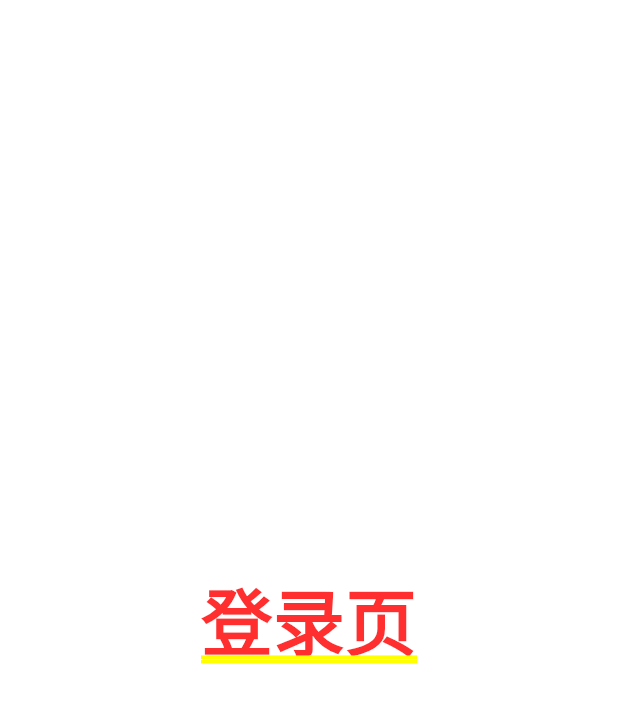
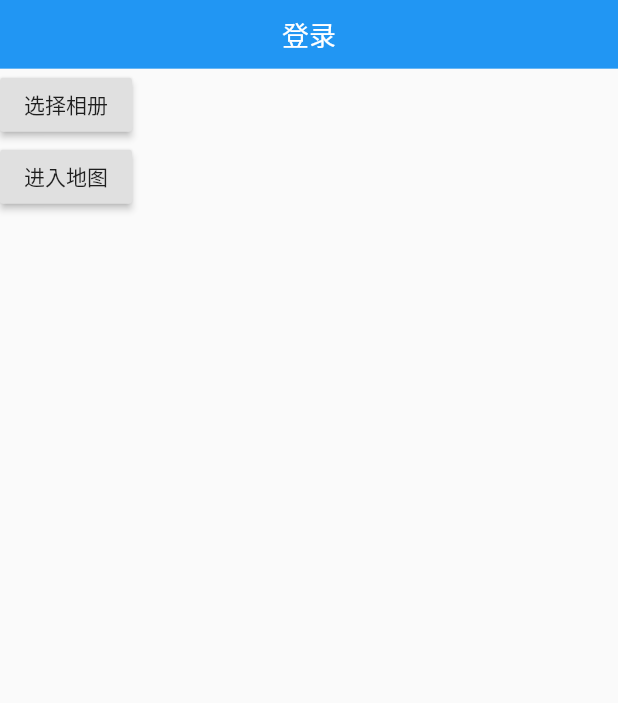
Before and after one commit to jjva-xiao/irunner, a Flutter app: the screen it shows after launch, on a phone screen of 412 x 824 dp. Shown: the top 703 px of the screen. Run offline on Flutter 3.47's test engine with Material 2 defaults, Android fonts, the phone set to English and light mode, and no system bars; our stand-ins replace flutter_screenutil, get; missing offline and left inert: amap_map_fluttify, images_picker.

```diff
--- /dev/null
+++ b/lib/common/constant/color_helper.dart
@@ -0,0 +1,7 @@
+import 'package:flutter/material.dart';
+
+class ColorHelper {
+  ColorHelper._();
+  static const Color sixColor = Color(0xFF666666);
+  static const Color threeColor = Color(0xFF333333);
+}
--- a/lib/common/constant/size_helper.dart
+++ b/lib/common/constant/size_helper.dart
@@ -1,5 +1,7 @@
+import 'package:flutter_screenutil/flutter_screenutil.dart';
+
 /// 尺寸常量
 class SizeHelper {
   SizeHelper._();
-  static const double APPBAR_HEIGHT = 44.0; // 工具栏的高度
+  static const double APPBAR_HEIGHT = 120; // 工具栏的高度
 }
--- a/lib/common/ui/base/base_app_bar.dart
+++ b/lib/common/ui/base/base_app_bar.dart
@@ -1,5 +1,8 @@
 import 'package:flutter/material.dart';
+import 'package:irunner/common/constant/color_helper.dart';
 import 'package:irunner/common/constant/size_helper.dart';
+import 'package:irunner/common/ui/base/base_text.dart';
+import 'package:flutter_screenutil/flutter_screenutil.dart';
 
 class LeftTitleAppBar extends StatelessWidget implements PreferredSizeWidget {
 
@@ -58,7 +61,6 @@ class LeftTitleAppBar extends StatelessWidget implements PreferredSizeWidget {
 
   @override
   Widget build(BuildContext context) {
-   // 是否是最后一个路由
    if (canPop == null)
       canPop = ModalRoute.of(context)?.canPop ?? false;
     return AppBar(
@@ -66,16 +68,48 @@ class LeftTitleAppBar extends StatelessWidget implements PreferredSizeWidget {
       titleSpacing: 0.0,
       centerTitle: isCenterTitle,
       backgroundColor: backgroundColor,
-    /*  actions: rightWidget != null
-        ? [
-            Padding(
-              padding: EdgeInsets
-            )
-          ]*/
+      actions: rightWidget != null ?
+        [
+          Padding(
+            padding: EdgeInsets.only(right: 8),
+            child: Center(
+              child: rightWidget,
+            ),
+          )
+        ]
+        :
+        [
+          GestureDetector(
+            behavior: HitTestBehavior.opaque,
+            onTap: onTap,
+            child: Align(
+              child: Padding(
+                padding: EdgeInsets.only(right: 16),
+                child: BaseText(right ?? '',
+                    color: rightColor ?? Colors.black),
+              ),
+            ),
+          )
+        ],
+      leading: canPop
+          ? leading ??
+              IconButton(
+                  icon: Icon(
+                    Icons.arrow_back_ios,
+                    color: isWhiteBack ? Colors.white : ColorHelper.threeColor,
+                    size: 22,
+                  ),
+                  onPressed: () => Navigator.pop(context))
+          : Container(),
+      title: BaseText(
+        title ?? '',
+        size: titleSize,
+        color: isWhiteBack ? Colors.white : Colors.black,
+      ),
+      bottom: this.bottomWidget,
     );
   }
 
   @override
-  // TODO: implement preferredSize
-  Size get preferredSize => throw UnimplementedError();
+  Size get preferredSize => Size.fromHeight(height.w);
 }
--- /dev/null
+++ b/lib/common/ui/base/base_text.dart
@@ -0,0 +1,51 @@
+import 'package:flutter/material.dart';
+import 'package:irunner/common/constant/color_helper.dart';
+
+class BaseText extends StatelessWidget {
+  final String text;
+  final Color color;
+  final double size;
+  final bool bold;
+  final bool softWrap;
+  final bool medium;
+  final bool heavy;
+  final bool center;
+  final int maxLines;
+  final TextDecoration decoration;
+  final double height;
+  final TextStyle style;
+
+  BaseText(this.text,
+      {this.color,
+        this.size,
+        this.bold: false,
+        this.heavy: false,
+        this.softWrap: false,
+        this.center: false,
+        this.medium: false,
+        this.maxLines,
+        this.decoration,
+        this.height, this.style});
+
+  @override
+  Widget build(BuildContext context) {
+    return Text(
+      text,
+      textAlign: center ? TextAlign.center : TextAlign.start,
+      maxLines: maxLines,
+      overflow: TextOverflow.ellipsis,
+      softWrap: softWrap,
+      style: style ?? TextStyle(
+        decoration: decoration,
+        color: color ?? ColorHelper.sixColor,
+        fontSize: size ?? 14,
+        fontWeight: heavy
+            ? FontWeight.w900
+            : (bold
+            ? FontWeight.bold
+            : (medium ? FontWeight.w500 : FontWeight.normal)),
+        height: height ?? 1.4,
+      ),
+    );
+  }
+}
--- a/lib/main.dart
+++ b/lib/main.dart
@@ -1,3 +1,4 @@
+import 'package:amap_map_fluttify/amap_map_fluttify.dart';
 import 'package:flutter/material.dart';
 import 'package:flutter/services.dart';
 import 'package:flutter_screenutil/flutter_screenutil.dart';
@@ -5,6 +6,14 @@ import 'package:get/get.dart';
 import 'package:irunner/module/start/flash_view.dart';
 
 void main() {
+  initApp();
+}
+
+Future<void> initApp() async {
+  await AmapService.instance.init(
+      iosKey: 'b7ec18a0be26da6a43455d359729e631',
+      androidKey: '2bb446a6eda28d1a4d66dbddd321a5df');
+  await enableFluttifyLog(false);
   runApp(MyApp());
 }
 
--- a/lib/module/start/flash_view.dart
+++ b/lib/module/start/flash_view.dart
@@ -19,7 +19,7 @@ class _FlashViewState extends State<FlashView> {
     // TODO: implement initState
     super.initState();
     Future.delayed(Duration(seconds: 3), () {
-      Get.to(LoginView());
+      Get.off(LoginView());
     });
   }
 
--- a/lib/module/start/login_view.dart
+++ b/lib/module/start/login_view.dart
@@ -1,4 +1,8 @@
 import 'package:flutter/material.dart';
+import 'package:get/get.dart';
+import 'package:images_picker/images_picker.dart';
+import 'package:irunner/common/ui/base/base_app_bar.dart';
+import 'package:irunner/module/start/map_test.dart';
 
 class LoginView extends StatefulWidget {
   const LoginView({Key key}) : super(key: key);
@@ -10,10 +14,34 @@ class LoginView extends StatefulWidget {
 class _LoginViewState extends State<LoginView> {
   @override
   Widget build(BuildContext context) {
-    return Container(
-      child: Center(
-        child: Text('登录页'),
-      )
+    return Scaffold(
+      appBar: LeftTitleAppBar(title: '登录'),
+      body: _buildBody(),
     );
   }
+
+  Widget _buildBody() {
+    return Container(
+      child: Column(
+        children: [
+          RaisedButton(
+            onPressed: () async {
+              List<Media> res = await ImagesPicker.pick(
+                count: 3,
+                pickType: PickType.image,
+              );
+            },
+            child: Text('选择相册'),
+          ),
+          RaisedButton(
+            onPressed: () {
+              Get.to(MapTest());
+            },
+            child: Text('进入地图'),
+          )
+        ],
+      ),
+    );
+  }
+
 }
--- /dev/null
+++ b/lib/module/start/map_test.dart
@@ -0,0 +1,26 @@
+import 'package:amap_map_fluttify/amap_map_fluttify.dart';
+import 'package:flutter/material.dart';
+
+class MapTest extends StatefulWidget {
+  const MapTest({Key key}) : super(key: key);
+
+  @override
+  _MapTestState createState() => _MapTestState();
+}
+
+class _MapTestState extends State<MapTest> {
+  @override
+  Widget build(BuildContext context) {
+    return Scaffold(
+      body: AmapView(
+        centerCoordinate: LatLng(30.279496, 119.998578),
+        zoomLevel: 16.0,
+        showZoomControl: false,
+        showCompass: false,
+        onMapCreated: (AmapController controller) async {
+          controller.showMyLocation(MyLocationOption(myLocationType: MyLocationType.Locate));
+        }
+      ),
+    );
+  }
+}
--- a/pubspec.yaml
+++ b/pubspec.yaml
@@ -30,6 +30,8 @@ dependencies:
   cupertino_icons: ^1.0.0
   flutter_screenutil: 4.0.4+1 #屏幕适配
   get: 3.26.0 #状态管理
+  images_picker: 0.0.9 #相机及相册
+  amap_map_fluttify: ^0.30.1
 
 dev_dependencies:
   flutter_test:
```
Also changed, not shown: 10 other files.
